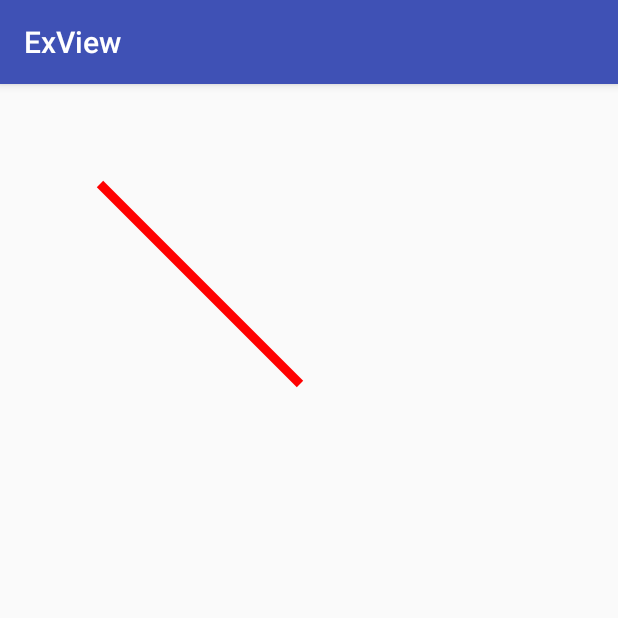
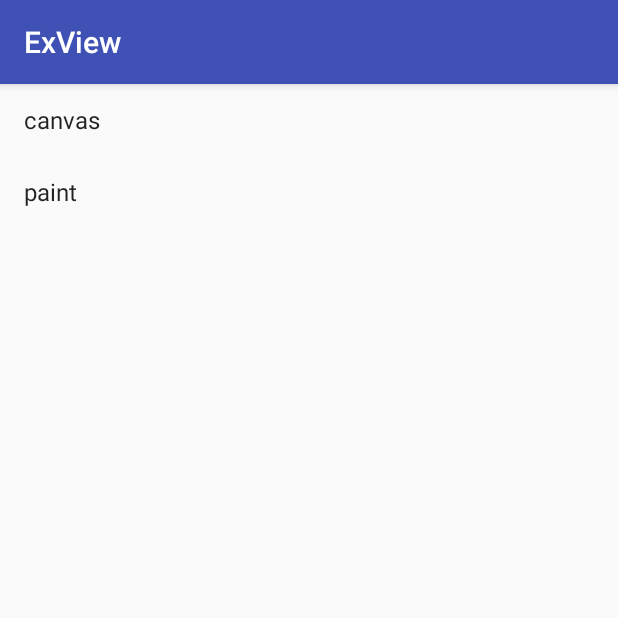
Before and after one commit to yuluyao/AndroidView, an Android app: the screen it shows after launch (MainActivity), on a phone screen of 412 x 824 dp, the top half of it. Run offline under Robolectric (Android 15) with nearby library versions, the phone set to English and light mode, and no system bars.

Commit message:
OnItemClickListener

```diff
--- a/app/build.gradle
+++ b/app/build.gradle
@@ -6,7 +6,7 @@ android {
     compileSdkVersion 27
     defaultConfig {
         applicationId "com.yuluyao.exv"
-        minSdkVersion 17
+        minSdkVersion 19
         targetSdkVersion 27
         versionCode 1
         versionName "1.0"
@@ -20,10 +20,11 @@ android {
 }
 
 dependencies {
-    implementation fileTree(dir: 'libs', include: ['*.jar'])
+    implementation fileTree(include: ['*.jar'], dir: 'libs')
     implementation 'com.android.support:appcompat-v7:27.1.1'
     implementation 'com.android.support.constraint:constraint-layout:1.1.3'
     implementation 'com.android.support:support-emoji:27.1.1'
     implementation 'com.github.vegetayu:bamboo:0.2.2'
     implementation "org.jetbrains.kotlin:kotlin-stdlib-jdk7:$kotlin_version"
+    implementation 'com.android.support:recyclerview-v7:27.1.1'
 }
--- a/app/src/main/java/com/yuluyao/exv/MainActivity.kt
+++ b/app/src/main/java/com/yuluyao/exv/MainActivity.kt
@@ -1,8 +1,15 @@
 package com.yuluyao.exv
 
+import android.graphics.Rect
+import android.graphics.Region
 import android.os.Bundle
 import android.support.v7.app.AppCompatActivity
-import com.yuluyao.exv.canvas.CanvasEx
+import android.support.v7.widget.LinearLayoutManager
+import android.support.v7.widget.RecyclerView
+import android.view.*
+import android.widget.TextView
+import android.widget.Toast
+import kotlinx.android.synthetic.main.activity_main.*
 
 class MainActivity : AppCompatActivity() {
 
@@ -11,19 +18,89 @@ class MainActivity : AppCompatActivity() {
     super.onCreate(savedInstanceState)
     setContentView(R.layout.activity_main)
 
-//    btn.setOnClickListener {
-//      val dialog = BottomTransformDialog()
-//      dialog.show(supportFragmentManager, "bottom")
+    recyclerView.layoutManager = LinearLayoutManager(this)
+
+
+//    val gestureDetector = object : GestureDetector.SimpleOnGestureListener() {
+////      override fun onSingleTapConfirmed(e: MotionEvent?): Boolean {
+////        e!!
+////        val childView = recyclerView.findChildViewUnder(e.x, e.y) ?: return false
+////        val r = Rect()
+////        childView.getGlobalVisibleRect(r)
+////        val region = Region(r)
+////        if (region.contains(e.x.toInt(), e.y.toInt())) {
+////          Toast.makeText(this@MainActivity,"click item",Toast.LENGTH_SHORT).show()
+////        }
+////        return true
+////      }
+//
+//      override fun onSingleTapUp(e: MotionEvent?): Boolean {
+//        e!!
+//        val childView = recyclerView.findChildViewUnder(e.x, e.y) ?: return false
+//        val r = Rect()
+//        childView.getGlobalVisibleRect(r)
+//        val region = Region(r)
+//        if (region.contains(e.rawX.toInt(), e.rawY.toInt())) {
+//          Toast.makeText(this@MainActivity, "click item", Toast.LENGTH_SHORT).show()
+//        }
+//        return true
+//      }
 //    }
+//
+//    recyclerView.addOnItemTouchListener(object : RecyclerView.SimpleOnItemTouchListener() {
+//      val detector = GestureDetector(this@MainActivity, gestureDetector)
+//      override fun onTouchEvent(rv: RecyclerView?, e: MotionEvent?) {
+//        detector.onTouchEvent(e)
+//      }
+//
+//      override fun onInterceptTouchEvent(rv: RecyclerView?, e: MotionEvent?): Boolean {
+//        return detector.onTouchEvent(e)
+//      }
+//
+//    })
 
-    val fragment = CanvasEx()
-    supportFragmentManager
-      .beginTransaction()
-      .add(R.id.fragment_container, fragment, "tag")
-      .commit()
 
+    val adapter = Adapter()
+    adapter.menus = arrayListOf(
+      MenuItem("canvas"),
+      MenuItem("paint")
+    )
+    recyclerView.adapter = adapter
+
+    recyclerView.addOnItemTouchListener(object : OnItemClickListener() {
+      override fun onItemClicked(position: Int) {
+        Toast.makeText(this@MainActivity, "click ${adapter.menus[position].title}",
+          Toast.LENGTH_SHORT).show()
+      }
+
+    })
+  }
+
+
+  inner class Adapter : RecyclerView.Adapter<Holder>() {
+
+    var menus = arrayListOf<MenuItem>()
+
+
+    override fun onCreateViewHolder(parent: ViewGroup, position: Int): Holder {
+      return Holder(LayoutInflater.from(parent.context).inflate(android.R.layout.simple_list_item_1,
+        parent, false))
+    }
+
+    override fun getItemCount() = menus.size
+
+    override fun onBindViewHolder(holder: Holder, position: Int) {
+      holder.title.text = menus[position].title
+    }
 
   }
 
+  inner class Holder(itemView: View) : RecyclerView.ViewHolder(itemView) {
+    val title = itemView.findViewById<TextView>(android.R.id.text1)
+
+  }
+
+  inner class MenuItem(val title: String)
+
 
 }
--- a/app/src/main/res/layout/activity_main.xml
+++ b/app/src/main/res/layout/activity_main.xml
@@ -3,9 +3,12 @@
     android:layout_width="match_parent"
     android:layout_height="match_parent">
 
-    <FrameLayout
-        android:id="@+id/fragment_container"
-        android:layout_width="match_parent"
-        android:layout_height="match_parent" />
+    <android.support.v7.widget.RecyclerView
+      android:layout_width="match_parent"
+      android:layout_height="wrap_content"
+      android:scrollbars="none"
+      android:overScrollMode="ifContentScrolls"
+      android:id="@+id/recyclerView"
+      />
 
 </FrameLayout>
```
Also changed, not shown: app/src/main/java/com/yuluyao/exv/OnItemClickListener.kt (added, +37 -0 lines).
